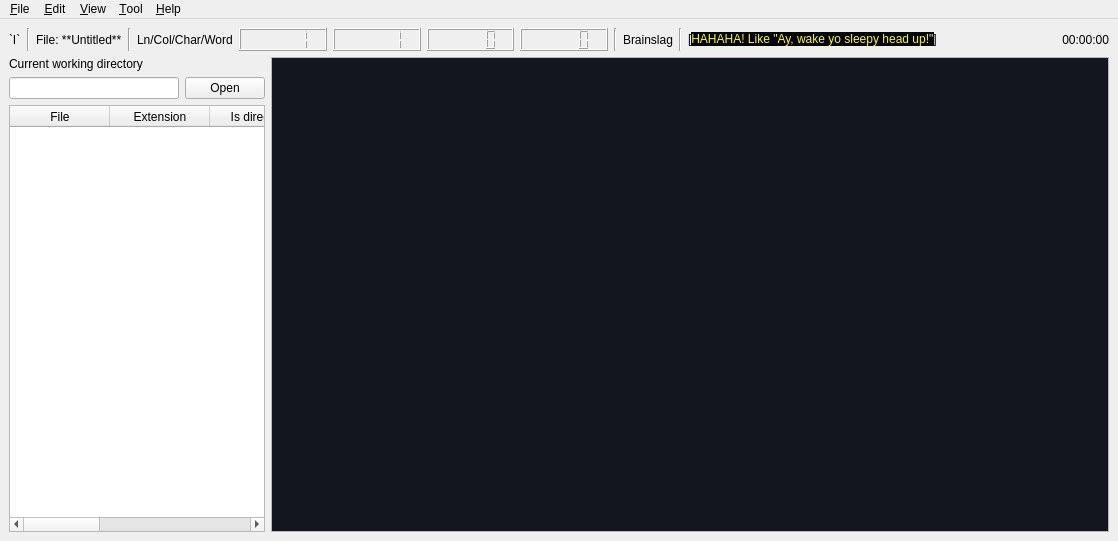
KatsumiKougen/SmallPyQt5Apps, file src/TextEditor/ui/TextEditor.ui: the form before one commit.
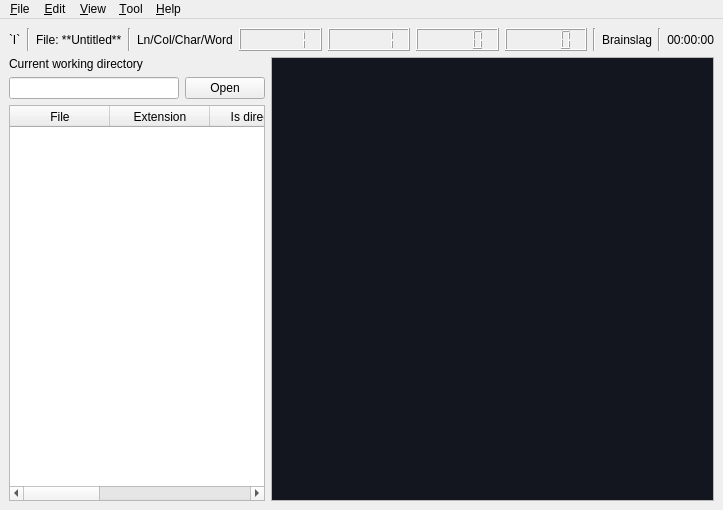
The form after the commit. Custom widgets are drawn as their Qt base class.

Commit message:
Remove splash label from the UI
Yeah, implementing the horizontal scrolling splash text is damn hard. Besides, it wastes resources.

Patch:
```diff
--- a/src/TextEditor/ui/TextEditor.ui
+++ b/src/TextEditor/ui/TextEditor.ui
@@ -6,8 +6,8 @@
    <rect>
     <x>0</x>
     <y>0</y>
-    <width>1118</width>
-    <height>541</height>
+    <width>723</width>
+    <height>510</height>
    </rect>
   </property>
   <property name="sizePolicy">
@@ -145,22 +145,6 @@
         </property>
        </widget>
       </item>
-      <item>
-       <widget class="QLabel" name="Status_SplashLabel">
-        <property name="sizePolicy">
-         <sizepolicy hsizetype="Preferred" vsizetype="Preferred">
-          <horstretch>0</horstretch>
-          <verstretch>0</verstretch>
-         </sizepolicy>
-        </property>
-        <property name="text">
-         <string>&lt;html&gt;&lt;head/&gt;&lt;body&gt;&lt;p&gt;[&lt;span style=&quot; font-family:'monospace'; color:#ffff00; background-color:#000000;&quot;&gt;HAHAHA! Like &amp;quot;Ay, wake yo sleepy head up!&amp;quot;&lt;/span&gt;]&lt;/p&gt;&lt;/body&gt;&lt;/html&gt;</string>
-        </property>
-        <property name="textFormat">
-         <enum>Qt::RichText</enum>
-        </property>
-       </widget>
-      </item>
       <item>
        <widget class="QLabel" name="Status_TimeLabel">
         <property name="sizePolicy">
@@ -443,7 +427,7 @@
     <rect>
      <x>0</x>
      <y>0</y>
-     <width>1118</width>
+     <width>723</width>
      <height>25</height>
     </rect>
    </property>
```
The commit also changes 1 other file.
